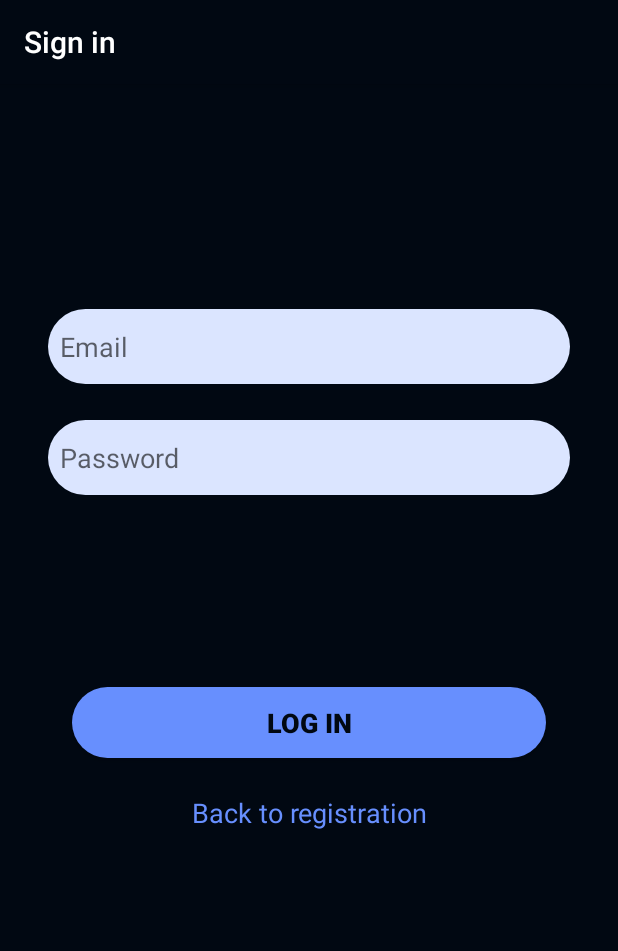
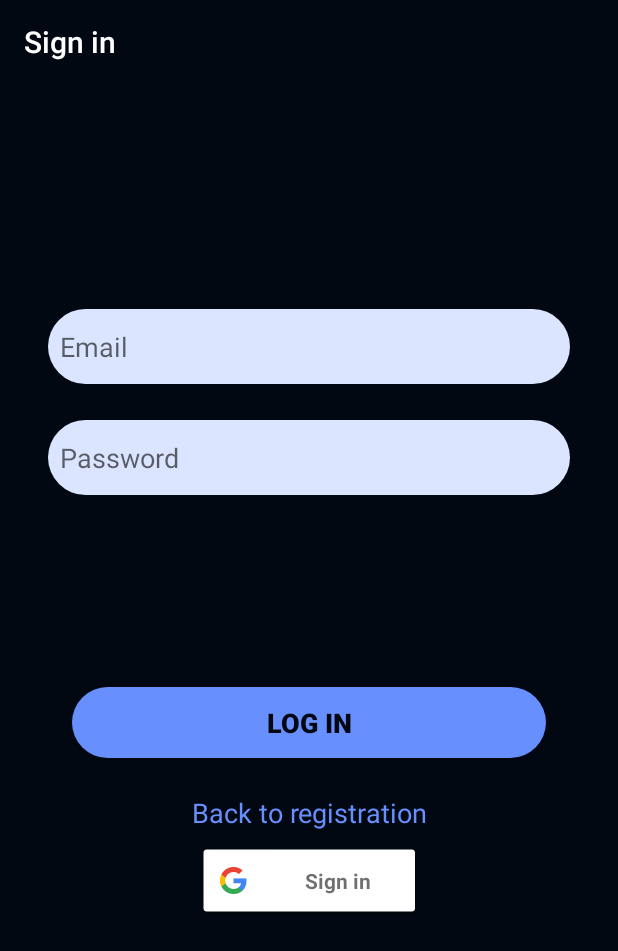
Before and after one commit to vitomedved/conf-app, an Android app: the LoginActivity screen opened directly, with no data from a screen before it, on a phone screen of 412 x 824 dp. Shown: the top 951 px of the screen. Run offline under Robolectric (Android 15) with nearby library versions, the phone set to English and light mode, and no system bars; our stand-ins replace Firebase (no records; nobody signed in at launch, a user with empty details on screens opened directly); libraries missing offline, so code that uses them is left out: com.facebook, com.facebook.appevents.

Commit message:
completed Google Log in

```diff
--- a/app/build.gradle
+++ b/app/build.gradle
@@ -60,4 +60,7 @@ dependencies {
     implementation 'com.google.firebase:firebase-auth:16.0.1'
     implementation 'de.hdodenhof:circleimageview:3.0.0'
     implementation 'com.squareup.picasso:picasso:2.71828'
+    //implementation 'com.google.android.gms:play-services-auth:11.6.0'
+    implementation 'com.google.android.gms:play-services-auth:15.0.1'
+    implementation 'com.facebook.android:facebook-android-sdk:[4,5)'
 }
--- a/app/src/main/res/layout/activity_login.xml
+++ b/app/src/main/res/layout/activity_login.xml
@@ -4,7 +4,7 @@
             xmlns:tools="http://schemas.android.com/tools"
             android:layout_width="match_parent"
             android:layout_height="match_parent"
-            tools:context=".RegistrationActivity" android:background="@color/darkestBlue">
+            tools:context=".RegistrationActivity" android:background="@color/darkestBlue" android:id="@+id/scrollView2">
     <android.support.constraint.ConstraintLayout
             xmlns:android="http://schemas.android.com/apk/res/android"
             xmlns:tools="http://schemas.android.com/tools"
@@ -57,7 +57,16 @@
                 app:layout_constraintTop_toBottomOf="@+id/button_login_login"
                 app:layout_constraintStart_toStartOf="@+id/button_login_login"
                 app:layout_constraintEnd_toEndOf="@+id/button_login_login" android:textColor="@color/lightBlue"
-                android:textSize="18dp" app:layout_constraintBottom_toBottomOf="parent"
-                android:layout_marginBottom="24dp"/>
+                android:textSize="18dp"
+                android:layout_marginBottom="8dp" app:layout_constraintBottom_toTopOf="@+id/button_google_login"/>
+
+        <com.google.android.gms.common.SignInButton
+                android:layout_width="150dp"
+                android:layout_height="50dp"
+                android:id="@+id/button_google_login" android:layout_marginBottom="8dp"
+                app:layout_constraintBottom_toBottomOf="parent" app:layout_constraintEnd_toEndOf="parent"
+                android:layout_marginEnd="8dp" android:layout_marginStart="8dp"
+                app:layout_constraintStart_toStartOf="parent"></com.google.android.gms.common.SignInButton>
+
     </android.support.constraint.ConstraintLayout>
 </ScrollView>
--- a/build.gradle
+++ b/build.gradle
@@ -5,6 +5,7 @@ buildscript {
     repositories {
         google()
         jcenter()
+        mavenCentral()
 
     }
     dependencies {
```
Also changed, not shown: app/src/main/java/com/example/confapp/LoginActivity.kt (+99 -1 lines), app/src/main/java/com/example/confapp/RegistrationActivity.kt (+3 -4 lines).
